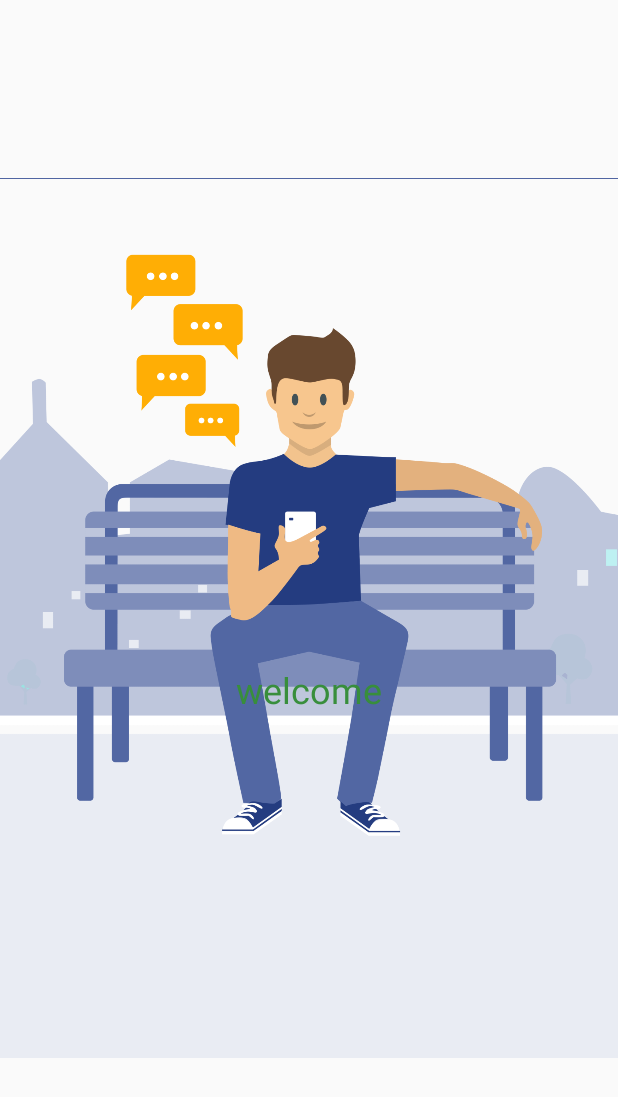
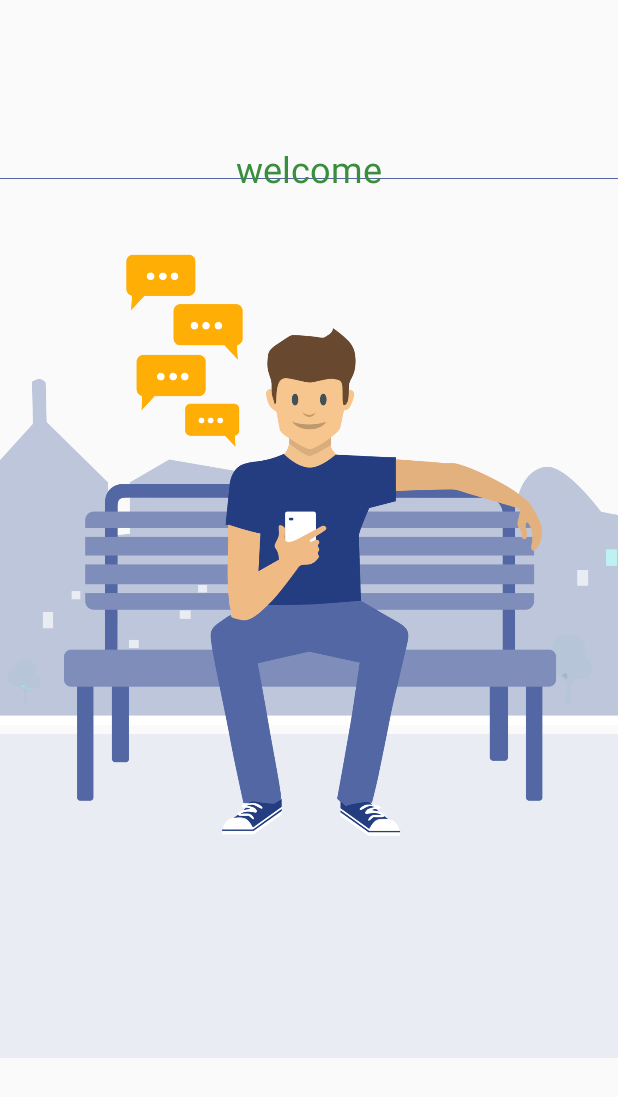
Before and after one commit to madhuram0020/General_Preparation, an Android app: the screen it shows after launch (SplashActivity), on a phone screen of 412 x 824 dp. Shown: the top 1097 px of the screen. Run offline under Robolectric (Android 15) with nearby library versions, the phone set to English and light mode, and no system bars; libraries missing offline, so code that uses them is left out: com.flaviofaria.kenburnsview; plain views replace KenBurnsView; 2 statements that could not run were skipped.

Commit message:
third push after login api call.

```diff
--- a/app/src/main/java/sked/com/generalpreparation/SplashActivity.java
+++ b/app/src/main/java/sked/com/generalpreparation/SplashActivity.java
@@ -26,7 +26,7 @@ public class SplashActivity extends AppCompatActivity {
      * If {@link #AUTO_HIDE} is set, the number of milliseconds to wait after
      * user interaction before hiding the system UI.
      */
-    private static final int AUTO_HIDE_DELAY_MILLIS = 16000;
+    private static final int AUTO_HIDE_DELAY_MILLIS = 10000;
 
     private final Handler mHideHandler = new Handler();
 
@@ -60,6 +60,7 @@ public class SplashActivity extends AppCompatActivity {
         super.onPostCreate(savedInstanceState);
     }
     private void setAnimation() {
+
         ObjectAnimator scaleXAnimation = ObjectAnimator.ofFloat(findViewById(R.id.welcomeTxt), "scaleX", 5.0F, 1.0F);
         scaleXAnimation.setInterpolator(new AccelerateDecelerateInterpolator());
         scaleXAnimation.setDuration(1200);
--- a/app/src/main/res/layout/activity_splash.xml
+++ b/app/src/main/res/layout/activity_splash.xml
@@ -15,7 +15,7 @@
 
     <LinearLayout
         android:layout_width="wrap_content"
-        android:layout_height="wrap_content"
+        android:layout_height="match_parent"
         android:layout_gravity="center"
         android:orientation="vertical">
 
--- a/app/src/main/res/layout/content_login.xml
+++ b/app/src/main/res/layout/content_login.xml
@@ -36,7 +36,7 @@
         android:layout_width="match_parent"
         android:layout_height="match_parent"
         android:layout_weight="1"
-        android:background="#C5CAE9"
+        android:background="@color/loginbgcolor"
         app:layout_behavior="@string/appbar_scrolling_view_behavior" />
 
 </LinearLayout>
--- a/app/src/main/res/layout/fragment_login.xml
+++ b/app/src/main/res/layout/fragment_login.xml
@@ -37,7 +37,7 @@
                 android:id="@+id/etPwd"
                 style="@style/AppTheme.EditText"
                 android:hint="@string/password"
-                android:inputType="textPassword"
+                android:inputType="numberPassword"
                 android:textSize="17dp"/>
 
         </android.support.design.widget.TextInputLayout>
--- a/app/src/main/res/layout/fragment_register.xml
+++ b/app/src/main/res/layout/fragment_register.xml
@@ -50,7 +50,7 @@
                 android:id="@+id/etPwd"
                 style="@style/AppTheme.EditText"
                 android:hint="@string/password"
-                android:inputType="textPassword"
+                android:inputType="numberPassword"
                 android:textSize="17dp"/>
 
         </android.support.design.widget.TextInputLayout>
--- /dev/null
+++ b/app/src/main/res/values-v21/colors.xml
@@ -0,0 +1,4 @@
+<?xml version="1.0" encoding="utf-8"?>
+<resources>
+    <color name="loginbgcolor">#C5CAE9</color>
+</resources>
--- /dev/null
+++ b/app/src/main/res/values-w820dp/colors.xml
@@ -0,0 +1,4 @@
+<?xml version="1.0" encoding="utf-8"?>
+<resources>
+    <color name="loginbgcolor">#C5CAE9</color>
+</resources>
--- a/app/src/main/res/values/colors.xml
+++ b/app/src/main/res/values/colors.xml
@@ -21,4 +21,5 @@
     <color name="global_color_green_primary_dark">#388e3c</color>
     <color name="global_color_green_accent">#ffc107</color>
     <color name="global_color_green_control_activated">#ffc107</color>
+    <color name="loginbgcolor">#C5CAE9</color>
 </resources>
--- a/app/src/main/res/values/strings.xml
+++ b/app/src/main/res/values/strings.xml
@@ -11,4 +11,8 @@
 
     <!-- TODO: Remove or change this placeholder text -->
     <string name="hello_blank_fragment">Hello blank fragment</string>
+
+    <!-- TODO: hindi  text for all the used string -->
+
+
 </resources>
--- a/app/src/main/res/values/styles.xml
+++ b/app/src/main/res/values/styles.xml
@@ -4,7 +4,7 @@
     <style name="AppTheme" parent="Theme.AppCompat.Light.DarkActionBar">
         <!-- Customize your theme here. -->
         <item name="colorPrimary">@color/colorPrimary</item>
-        <item name="colorPrimaryDark">@color/colorPrimaryDark</item>
+        <item name="colorPrimaryDark">@color/loginbgcolor</item>
         <item name="colorAccent">@color/colorAccent</item>
     </style>
 
```
Also changed, not shown: app/src/main/java/sked/com/generalpreparation/BaseClass.java (added, +19 -0 lines), app/src/main/java/sked/com/generalpreparation/fragment/LoginFragment.java (+53 -22 lines), app/src/main/java/sked/com/generalpreparation/fragment/RegisterFragment.java (+17 -7 lines), app/src/main/java/sked/com/generalpreparation/utils/Utils.java (+10 -1 lines).
